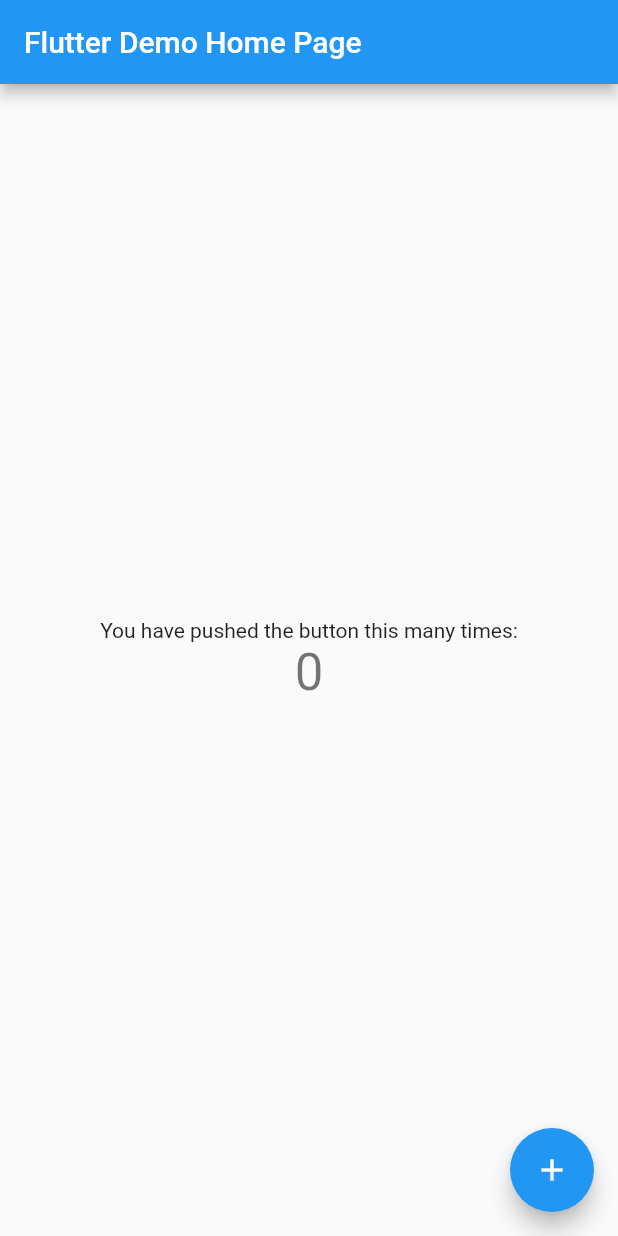
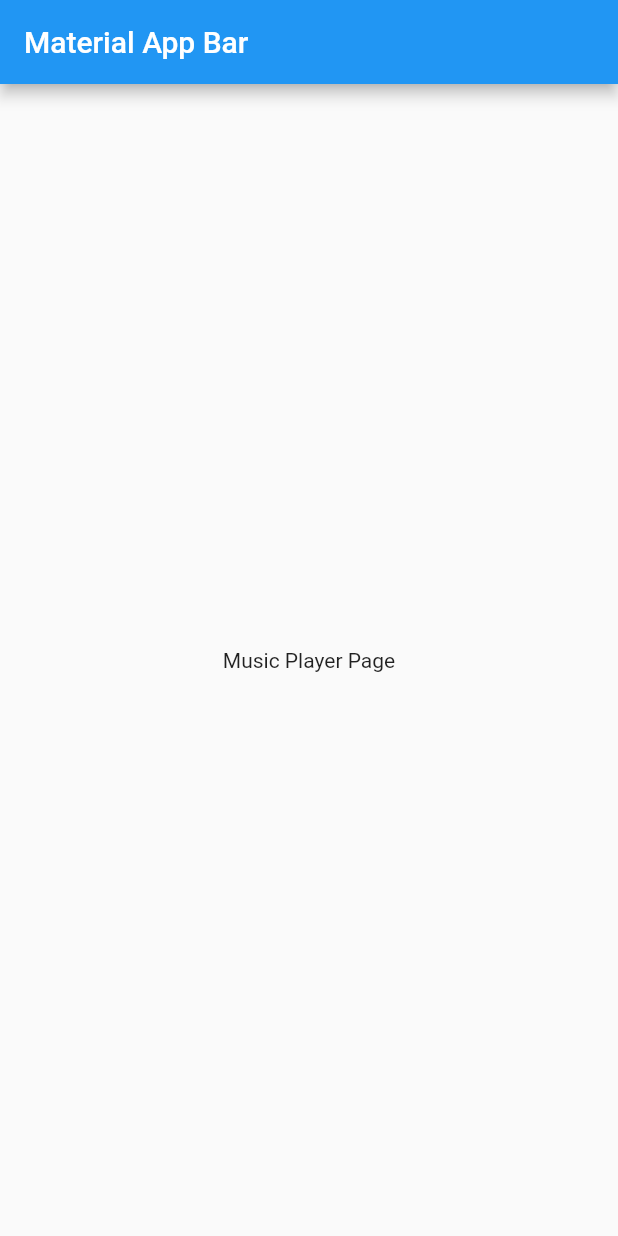
Before and after one commit to AleFachini/musicplayer, a Flutter app: the screen it shows after launch, on a phone screen of 412 x 824 dp. Run offline on Flutter 3.47's test engine with Material 2 defaults, Android fonts, the phone set to English and light mode, and no system bars.

```diff
--- a/lib/main.dart
+++ b/lib/main.dart
@@ -1,4 +1,5 @@
 import 'package:flutter/material.dart';
+import 'package:musicplayer/src/pages/music_player_page.dart';
 
 void main() {
   runApp(const MyApp());
@@ -7,109 +8,19 @@ void main() {
 class MyApp extends StatelessWidget {
   const MyApp({Key? key}) : super(key: key);
 
-  // This widget is the root of your application.
   @override
   Widget build(BuildContext context) {
     return MaterialApp(
-      title: 'Flutter Demo',
-      theme: ThemeData(
-        // This is the theme of your application.
-        //
-        // Try running your application with "flutter run". You'll see the
-        // application has a blue toolbar. Then, without quitting the app, try
-        // changing the primarySwatch below to Colors.green and then invoke
-        // "hot reload" (press "r" in the console where you ran "flutter run",
-        // or simply save your changes to "hot reload" in a Flutter IDE).
-        // Notice that the counter didn't reset back to zero; the application
-        // is not restarted.
-        primarySwatch: Colors.blue,
-      ),
-      home: const MyHomePage(title: 'Flutter Demo Home Page'),
-    );
+        debugShowCheckedModeBanner: false,
+        title: 'Music Player',
+        theme: ThemeData(
+          primarySwatch: Colors.blue,
+        ),
+        home: Scaffold(
+          appBar: AppBar(
+            title: Text('Material App Bar'),
+          ),
+          body: MusicPlayerPage(),
+        ));
   }
 }
-
-class MyHomePage extends StatefulWidget {
-  const MyHomePage({Key? key, required this.title}) : super(key: key);
-
-  // This widget is the home page of your application. It is stateful, meaning
-  // that it has a State object (defined below) that contains fields that affect
-  // how it looks.
-
-  // This class is the configuration for the state. It holds the values (in this
-  // case the title) provided by the parent (in this case the App widget) and
-  // used by the build method of the State. Fields in a Widget subclass are
-  // always marked "final".
-
-  final String title;
-
-  @override
-  State<MyHomePage> createState() => _MyHomePageState();
-}
-
-class _MyHomePageState extends State<MyHomePage> {
-  int _counter = 0;
-
-  void _incrementCounter() {
-    setState(() {
-      // This call to setState tells the Flutter framework that something has
-      // changed in this State, which causes it to rerun the build method below
-      // so that the display can reflect the updated values. If we changed
-      // _counter without calling setState(), then the build method would not be
-      // called again, and so nothing would appear to happen.
-      _counter++;
-    });
-  }
-
-  @override
-  Widget build(BuildContext context) {
-    // This method is rerun every time setState is called, for instance as done
-    // by the _incrementCounter method above.
-    //
-    // The Flutter framework has been optimized to make rerunning build methods
-    // fast, so that you can just rebuild anything that needs updating rather
-    // than having to individually change instances of widgets.
-    return Scaffold(
-      appBar: AppBar(
-        // Here we take the value from the MyHomePage object that was created by
-        // the App.build method, and use it to set our appbar title.
-        title: Text(widget.title),
-      ),
-      body: Center(
-        // Center is a layout widget. It takes a single child and positions it
-        // in the middle of the parent.
-        child: Column(
-          // Column is also a layout widget. It takes a list of children and
-          // arranges them vertically. By default, it sizes itself to fit its
-          // children horizontally, and tries to be as tall as its parent.
-          //
-          // Invoke "debug painting" (press "p" in the console, choose the
-          // "Toggle Debug Paint" action from the Flutter Inspector in Android
-          // Studio, or the "Toggle Debug Paint" command in Visual Studio Code)
-          // to see the wireframe for each widget.
-          //
-          // Column has various properties to control how it sizes itself and
-          // how it positions its children. Here we use mainAxisAlignment to
-          // center the children vertically; the main axis here is the vertical
-          // axis because Columns are vertical (the cross axis would be
-          // horizontal).
-          mainAxisAlignment: MainAxisAlignment.center,
-          children: <Widget>[
-            const Text(
-              'You have pushed the button this many times:',
-            ),
-            Text(
-              '$_counter',
-              style: Theme.of(context).textTheme.headline4,
-            ),
-          ],
-        ),
-      ),
-      floatingActionButton: FloatingActionButton(
-        onPressed: _incrementCounter,
-        tooltip: 'Increment',
-        child: const Icon(Icons.add),
-      ), // This trailing comma makes auto-formatting nicer for build methods.
-    );
-  }
-}
--- /dev/null
+++ b/lib/src/pages/music_player_page.dart
@@ -0,0 +1,14 @@
+import 'package:flutter/material.dart';
+
+class MusicPlayerPage extends StatelessWidget {
+  MusicPlayerPage({Key? key}) : super(key: key);
+
+  @override
+  Widget build(BuildContext context) {
+    return Scaffold(
+      body: Center(
+        child: Text('Music Player Page'),
+      ),
+    );
+  }
+}
```
Also changed, not shown: lib/src/helpers/helpers.dart (added, +45 -0 lines), lib/src/theme/theme.dart (added, +10 -0 lines), pubspec.yaml (+3 -5 lines), assets/aurora.jpg (added), 1 other file.
